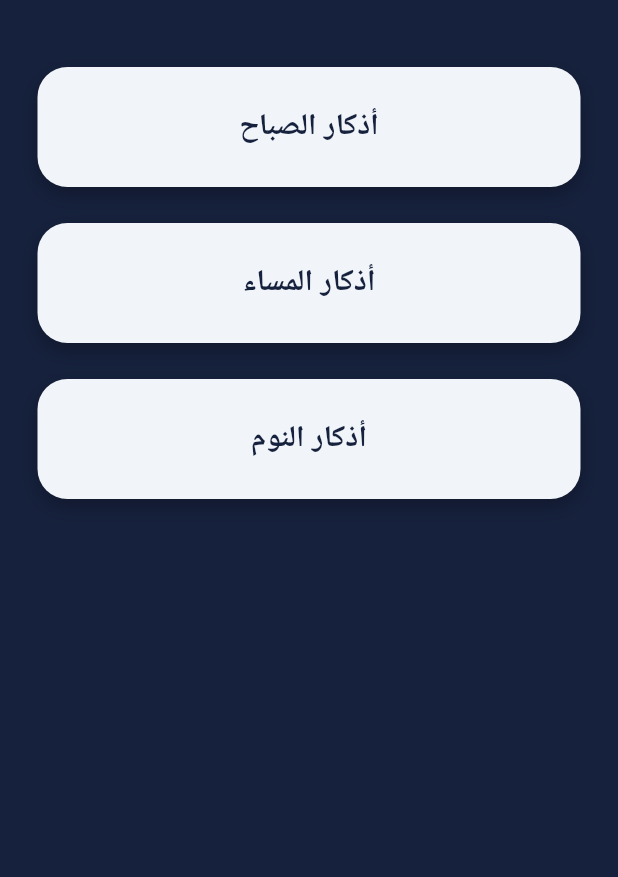
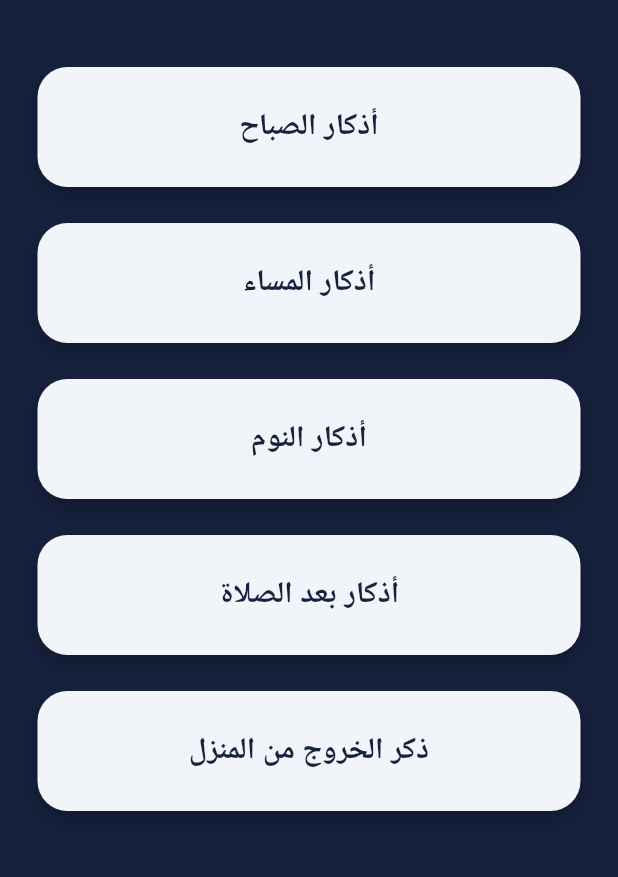
Before and after one commit to AbeerAlbradi/athkary_app, a Flutter app: the screen it shows after launch, on a phone screen of 412 x 824 dp, the part 65-942 px from its top. Run offline on Flutter 3.47's test engine with Material 3 defaults, Android fonts, the phone set to English and light mode, and no system bars; Roboto replaces fonts that are missing (Cairo).

Commit message:
final update

```diff
--- a/lib/main.dart
+++ b/lib/main.dart
@@ -61,7 +61,25 @@ class HomePage extends StatelessWidget {
         {"text": "اللهم أسلمت نفسي إليك، وفوّضت أمري إليك، ووجهت وجهي إليك، وألجأت ظهري إليك", "count": 1},
       ]
     },
+    {
+	"title": "أذكار بعد الصلاة",
+      "content": [
+        {"text": "أستغفر الله، أستغفر الله، أستغفرالله,                            اللهم أنت السلام ومنك السلام تباركت يا ذا الجلال والإكرام", "count": 1},
+        {"text": "لا إله إلا الله وحده لا شريك له، له الملك وله الحمد، وهو على كل شيءٍ قدير، لا حول ولا قوة إلا بالله، لا إله إلا الله، ولا نعبد إلا إياه، له النعمة وله الفضل، وله الثناء  الحَسَن، لا إله إلا الله مُخلصين له الدّين ولو كره الكافرون  اللهم لا مانع لما أعطيت، ولا معطي لما منعت، ولا ينفع ذا الجَدِّ منك الجَد", "count": 1},
+        {"text": "لا إله إلا الله وحده لا شريك له، له الملك وله الحمد يحيي ويميت وهو على كل شيءٍ قدير", "count": 1},
+	{"text": "سبحان الله", "count": 33},
+	{"text": "الحمد لله", "count": 33},
+	{"text": "الله أكبر ", "count": 33},
+      ]
+    },
+    {
+      "title": "ذكر الخروج من المنزل",
+      "content": [
+        {"text": "بسم الله توكلت على الله ولا حول ولا قوة إلا بالله اللهم إني أعوذ بك أن أَضلّ أو أُضلّ أو أَزلّ أو أُزلّ أو أَظلم أو أُظلم أو أَجهل أو يُجهل عليّ", "count": 1},
+      ]
+    }
   ];
+
 
   @override
   Widget build(BuildContext context) {
@@ -133,15 +151,26 @@ class _AthkarPageState extends State<AthkarPage> {
     }
   }
 
-  @override
+ @override
   Widget build(BuildContext context) {
     return Scaffold(
       backgroundColor: Color(0xFFF1F5F9),
       appBar: AppBar(
-        title: Text(widget.title),
+        title: Text(
+          widget.title,
+          style: TextStyle(
+            color: Color(0xFFF1F5F9),
+            fontWeight: FontWeight.bold,
+          ),
+        ),
         backgroundColor: Color(0xFF16213D),
         centerTitle: true,
+        iconTheme: IconThemeData(color: Color(0xFFF1F5F9)),
+        elevation: 0,
       ),
+
+
+
       body: ListView.builder(
         padding: EdgeInsets.symmetric(vertical: 15),
         itemCount: widget.content.length,
```
